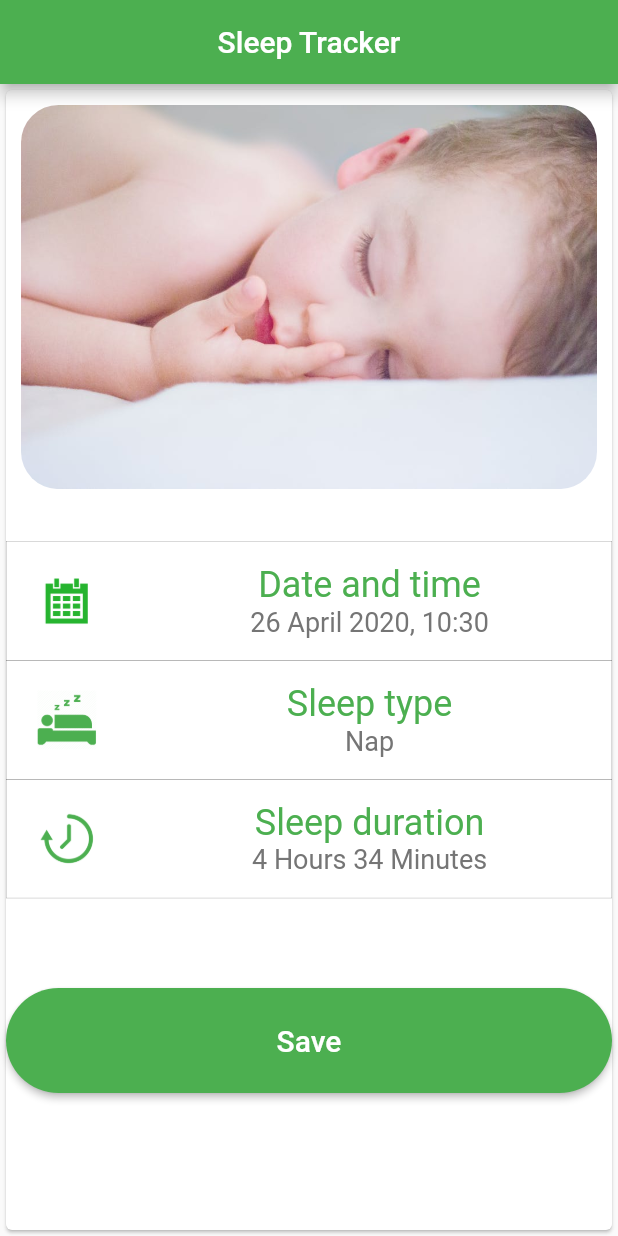
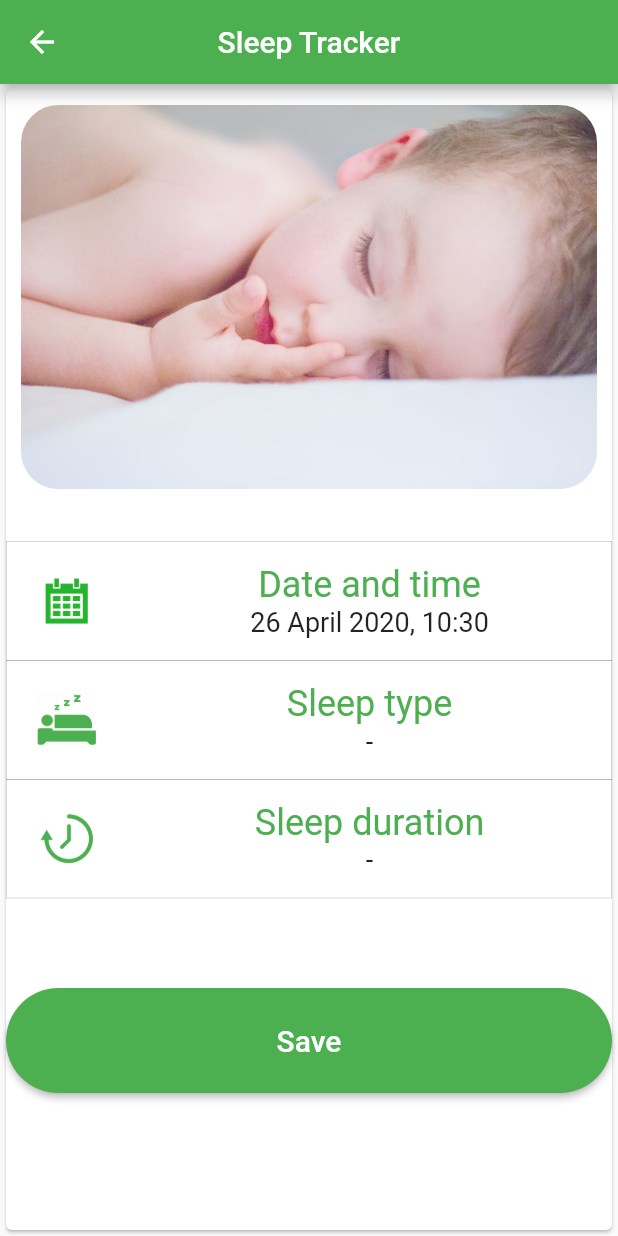
Before and after one commit to SzymonSoczewka/sleep_tracker, a Flutter app: the screen it shows after launch, after a tap on "Add new sleeping record", on a phone screen of 412 x 824 dp. Run offline on Flutter 3.47's test engine with Material 2 defaults, Android fonts, the phone set to English and light mode, and no system bars; our stand-ins replace numberpicker.

Commit message:
Sleep Type picker and Sleep duration picker implemented

```diff
--- a/lib/views/add_record_view.dart
+++ b/lib/views/add_record_view.dart
@@ -1,10 +1,7 @@
 import 'package:flutter/cupertino.dart';
 import 'package:flutter/material.dart';
-import 'package:sleeptracker/model/sleep_record.dart';
-import 'package:sleeptracker/model/sleep_recordsDB.dart';
-
 import '../data_handler.dart';
-
+import 'package:numberpicker/numberpicker.dart';
 void main() => runApp(AddRecordView());
 class AddRecordView extends StatelessWidget {
   // This widget is the root of your application.
@@ -16,6 +13,11 @@ class AddRecordView extends StatelessWidget {
           title: Text('Sleep Tracker'),
           centerTitle: true,
           backgroundColor: Colors.green,
+          automaticallyImplyLeading: true,
+          leading: IconButton(
+            icon: Icon(Icons.arrow_back),
+            onPressed: () => Navigator.pop(context,false),
+          ),
         ),
         body: HomePage(title: 'Flutter Demo Home Page'),
 
@@ -33,18 +35,67 @@ class HomePage extends StatefulWidget {
 }
 
 class HomePageState extends State<HomePage> {
+  String currentSleepType= '-';
+  String currentDuration = '-';
+  List<String> sleepTypes = ['Nap', 'Night\'s sleep'];
 
+  bool durationPicked = false;
+  bool sleepTypePicked = false;
 
-  void addRecord() {
+  void showDurationDialog() {
+    var alertDialog = CupertinoAlertDialog(
+      title: Text('Pick sleep duration:',textAlign: TextAlign.center,),
+      content: CupertinoTimerPicker(
+          mode: CupertinoTimerPickerMode.hm,
+          onTimerDurationChanged: (value){
             setState(() {
-      // This call to setState tells the Flutter framework that something has
-      // changed in this State, which causes it to rerun the build method below
-      // so that the display can reflect the updated values. If we changed
-      // _counter without calling setState(), then the build method would not be
-      // called again, and so nothing would appear to happen.
-
+              currentDuration =  DataHandler.durationToString(value);
+              durationPicked = true;
             });
           }
+      ),
+      actions: <Widget>[
+        ClosingButton(),
+      ],
+    );
+    showDialog(
+      context: context,
+      builder: (BuildContext context){
+        return alertDialog;
+      }
+    );
+  }
+  void showSleepTypeDialog(){
+    var alertDialog = new CupertinoAlertDialog(
+      title: Text('Pick sleep type:'),
+      actions: <Widget>[
+        CupertinoDialogAction(
+          child: Text('Nap'),
+          onPressed: () => setState(() {
+          currentSleepType = sleepTypes[0];
+          sleepTypePicked = true;
+          Navigator.of(context, rootNavigator: true).pop();
+          }),
+        ),
+        CupertinoDialogAction(
+          child: Text('Night\'s sleep'),
+          onPressed: () => setState(() {
+            currentSleepType = sleepTypes[1];
+            sleepTypePicked = true;
+            Navigator.of(context, rootNavigator: true).pop();
+          }),
+        ),
+      ],
+    );
+    showDialog(
+        context: context,
+        builder: (BuildContext context){
+          return alertDialog;
+        }
+    );
+
+  }
+
 
     @override
     Widget build(BuildContext context) {
@@ -54,47 +105,19 @@ class HomePageState extends State<HomePage> {
               MainPicture(),
               Column(
                 children: <Widget>[
-                Container(
+                  DateAndTime(),
+                  InkWell(
+                    onTap: showSleepTypeDialog,
+                    child: Container(
                         child: Row(
                           children: <Widget>[
                             Expanded(
                               flex: 2,
-                        child: Image.asset('assets/images/calendar.png',height: 40,),
+                              child: Image.asset(
+                                'assets/images/sleep.png',
+                                color: Colors.green,
+                                height: 40,
                               ),
-                      Expanded(
-                        flex: 8, // 60%
-                        child: Container(
-                          margin: EdgeInsets.all(15),
-                          child: Column(
-                            children: <Widget>[
-                              Text(
-                                'Date and time',
-                                textAlign: TextAlign.center,
-                                style: TextStyle(fontSize: 24,color: Colors.green),
-                              ),
-                              Text(
-                                DataHandler.getCurrentDateAndTime(),
-                                textAlign: TextAlign.center,
-                                style: TextStyle(fontSize: 18,color: Colors.grey[600]),
-                              ),
-                            ],
-                          ),
-                        ),
-                      )
-                    ],
-                  ),
-                  decoration: new BoxDecoration(
-                    border: Border.all(
-                      color: Colors.black,
-                      width: 0.1,
-                    ),) ,
-                ),
-                Container(
-                  child: Row(
-                    children: <Widget>[
-                      Expanded(
-                        flex: 2,
-                        child: Image.asset('assets/images/sleep.png',color: Colors.green,height: 40,),
                             ),
                             Expanded(
 
@@ -106,12 +129,14 @@ class HomePageState extends State<HomePage> {
                                     Text(
                                       'Sleep type',
                                       textAlign: TextAlign.center,
-                                style: TextStyle(fontSize: 24,color: Colors.green),
+                                      style: TextStyle(
+                                          fontSize: 24, color: Colors.green),
                                     ),
                                     Text(
-                                'Nap',
+                                      currentSleepType,
                                       textAlign: TextAlign.center,
-                                style: TextStyle(fontSize: 18,color: Colors.grey[600]),
+                                      style: TextStyle(fontSize: 18,
+                                          color: Colors.black87),
                                     ),
                                   ],
                                 ),
@@ -125,14 +150,18 @@ class HomePageState extends State<HomePage> {
                             width: 0.1,
                           ),)
                     ),
-                Container(
+                  ),
+                  InkWell(
+                    onTap: showDurationDialog,
+                    child: Container(
                         child: Row(
                           children: <Widget>[
                             Expanded(
                                 flex: 2,
-                          child: Image.asset('assets/images/clock.png',color: Colors.green, height: 40,)),
+                                child: Image.asset(
+                                  'assets/images/clock.png', color: Colors
+                                    .green, height: 40,)),
                             Expanded(
-
                               flex: 8, // 60%
                               child: Container(
                                 margin: EdgeInsets.all(15),
@@ -141,17 +170,19 @@ class HomePageState extends State<HomePage> {
                                     Text(
                                       'Sleep duration',
                                       textAlign: TextAlign.center,
-                                style: TextStyle(fontSize: 24,color: Colors.green),
+                                      style: TextStyle(
+                                          fontSize: 24, color: Colors.green),
                                     ),
                                     Text(
-                                '4 Hours 34 Minutes',
+                                      currentDuration,
                                       textAlign: TextAlign.center,
-                                style: TextStyle(fontSize: 18,color: Colors.grey[600]),
+                                      style: TextStyle(fontSize: 18,
+                                          color: Colors.black87),
                                     ),
                                   ],
                                 ),
                               ),
-                      )
+                            ),
                           ],
                         ),
                         decoration: new BoxDecoration(
@@ -160,6 +191,7 @@ class HomePageState extends State<HomePage> {
                             width: 0.1,
                           ),)
                     ),
+                  ),
                 ],
               ),
               Container(
@@ -167,10 +199,10 @@ class HomePageState extends State<HomePage> {
                     top: 60.0
                 ),
                 child: RaisedButton(
-                onPressed: addRecord,
+                  onPressed: () => print(null),
                   child: Text(
                     'Save',
-                  style:TextStyle(
+                    style: TextStyle(
                         fontSize: 20,
                         color: Colors.white
                     ),
@@ -187,8 +219,8 @@ class HomePageState extends State<HomePage> {
           )
       );
     }
+  }
 
-}
 
 class MainPicture extends StatelessWidget {
   @override
@@ -210,3 +242,61 @@ class MainPicture extends StatelessWidget {
     );
   }
 }
+class DateAndTime extends StatelessWidget {
+  @override
+  Widget build(BuildContext context) {
+   return Container(
+     child: Row(
+       children: <Widget>[
+         Expanded(
+           flex: 2,
+           child: Image.asset('assets/images/calendar.png',height: 40,),
+         ),
+         Expanded(
+           flex: 8, // 60%
+           child: Container(
+             margin: EdgeInsets.all(15),
+             child: Column(
+               children: <Widget>[
+                 Text(
+                   'Date and time',
+                   textAlign: TextAlign.center,
+                   style: TextStyle(fontSize: 24,color: Colors.green),
+                 ),
+                 Text(
+                   DataHandler.getCurrentDateAndTime(),
+                   textAlign: TextAlign.center,
+                   style: TextStyle(fontSize: 18,color: Colors.black87),
+                 ),
+               ],
+             ),
+           ),
+         )
+       ],
+     ),
+     decoration: new BoxDecoration(
+       border: Border.all(
+         color: Colors.black,
+         width: 0.1,
+       ),) ,
+   );
+  }
+
+}
+class ClosingButton extends StatelessWidget{
+  @override
+  Widget build(BuildContext context) {
+    return Container(
+      margin: EdgeInsets.only(
+          left: 20,
+          right:20
+      ),
+      child: RaisedButton(
+        color: Colors.white,
+        onPressed: () => Navigator.of(context, rootNavigator: true).pop(),
+        child: Text('Close',textAlign: TextAlign.center,),
+      ),
+    );
+  }
+
+}
--- a/pubspec.yaml
+++ b/pubspec.yaml
@@ -17,8 +17,10 @@ environment:
   sdk: ">=2.1.0 <3.0.0"
 
 dependencies:
+  numberpicker: ^1.2.0
   flutter:
     sdk: flutter
+
 
 
   # The following adds the Cupertino Icons font to your application.
```
Also changed, not shown: lib/data_handler.dart (+13 -0 lines), pubspec.lock, 1 other file. Lines whose indentation alone changed are shown as unchanged.
